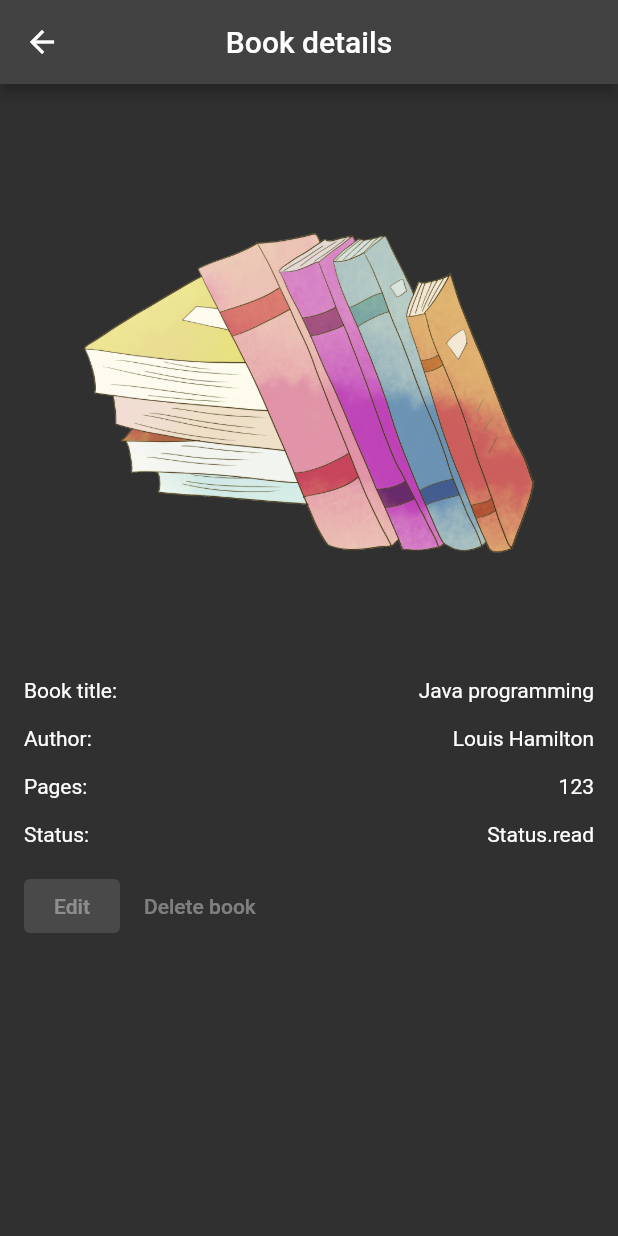
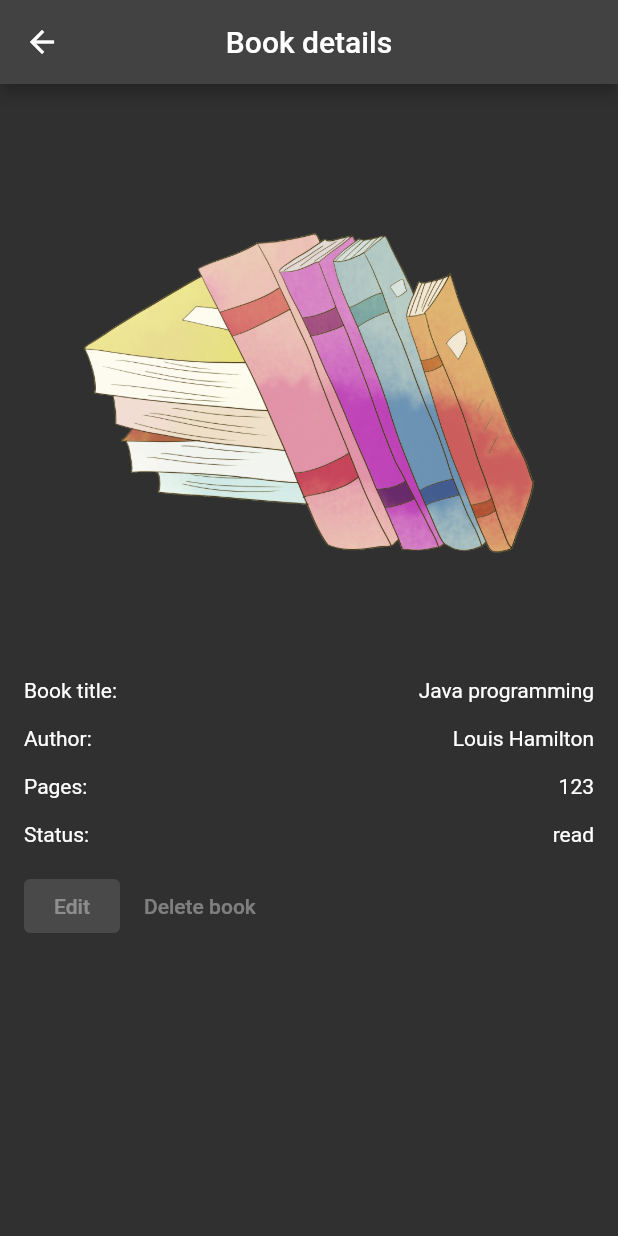
Before and after one commit to CiucurDaniel/BookList, a Flutter app: the screen it shows after launch, after a tap on "Java programming", on a phone screen of 412 x 824 dp. Run offline on Flutter 3.47's test engine with Material 2 defaults, Android fonts, the phone set to English and light mode, and no system bars; our stand-ins replace bloc, equatable, flutter_bloc, sqflite; accounts and stored records are empty.

Commit message:
Add extension method on Status enum

```diff
--- a/lib/data/models/book.dart
+++ b/lib/data/models/book.dart
@@ -1,6 +1,21 @@
 import 'package:equatable/equatable.dart';
 
 enum Status { read, wantToRead, currentlyReading }
+
+extension StatusExtension on Status {
+  String simpleToString() {
+    switch (this) {
+      case Status.read:
+        return 'read';
+      case Status.wantToRead:
+        return 'Want to read';
+      case Status.currentlyReading:
+        return 'Currently reading';
+      default:
+        return 'Unknown';
+    }
+  }
+}
 
 class Book extends Equatable {
   final int? id;
--- a/lib/presentation/screens/book_details.dart
+++ b/lib/presentation/screens/book_details.dart
@@ -55,7 +55,7 @@ class BookDetails extends StatelessWidget {
                   child: Text('Status: '),
                 ),
                 Text(
-                  book.status.toString(),
+                  book.status.simpleToString(),
                 ),
               ],
             ),
```
